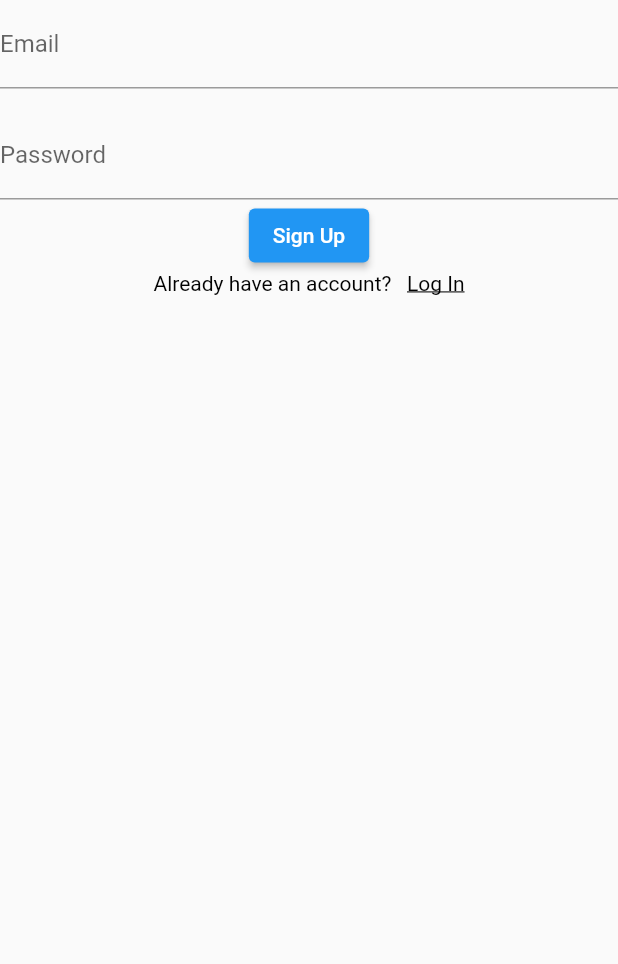
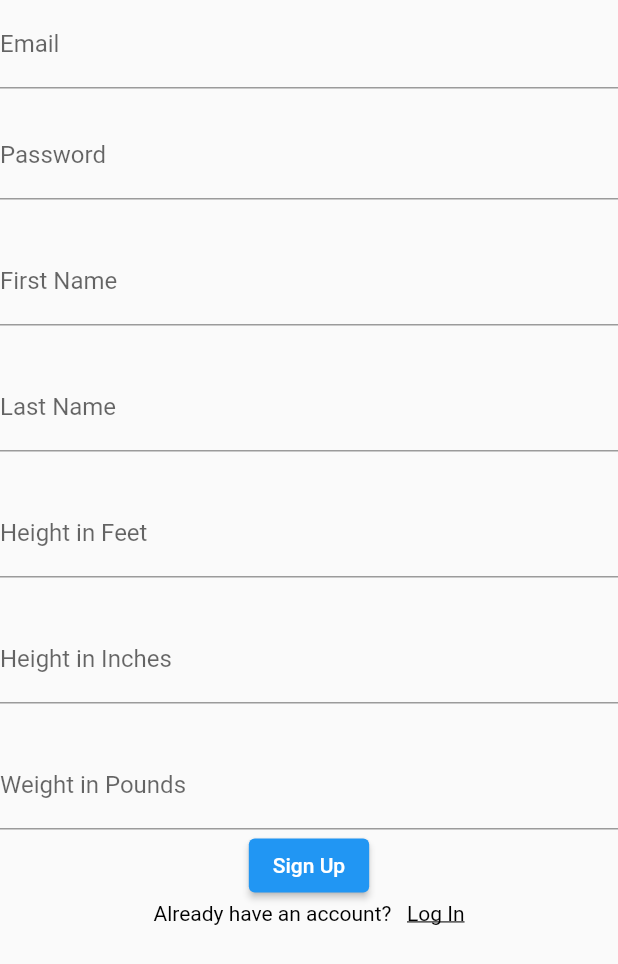
Before and after one commit to Tstrand123/EverydayWellnessCS125, a Flutter app: the SignUpWidget widget shown alone on an empty page, opened directly with empty values, on a phone screen of 412 x 824 dp. Shown: the top 964 px of the screen. Run offline on Flutter 3.47's test engine with Material 2 defaults, Android fonts, the phone set to English and light mode, and no system bars; our stand-ins replace cloud_firestore, email_validator, firebase_auth, firebase_core, flutter_rating_bar; accounts and stored records are empty; network calls fail.

Commit message:
Extended Sign Up page to include height weight names

```diff
--- /dev/null
+++ b/lib/AppClasses.dart
@@ -0,0 +1,36 @@
+class appUser {
+  String userID;
+  String firstName;
+  String lastName;
+  int heightFeet;
+  int heightInches;
+  int weight;
+
+  appUser ({
+    required this.userID,
+    required this.firstName,
+    required this.lastName,
+    required this.heightFeet,
+    required this.heightInches,
+    required this.weight,
+  });
+
+  Map<String, dynamic> toJson() => {
+    'userID': userID,
+    'firstName': firstName,
+    'lastName': lastName,
+    'heightFeet':heightFeet,
+    'heightInches':heightInches,
+    'weight': weight,
+  };
+
+  static appUser fromJson(Map<String,dynamic> json) => appUser(
+    userID: json['userID'],
+    firstName: json['firstName'],
+    lastName: json['lastName'],
+    heightFeet: json['heightFeet'],
+    heightInches: json['heightInches'],
+    weight: json['weight'],
+  );
+
+}
--- a/lib/loginPage.dart
+++ b/lib/loginPage.dart
@@ -1,13 +1,18 @@
 import 'dart:ui';
 
+import 'package:everyday_wellness_cs125/AppClasses.dart';
+import 'package:email_validator/email_validator.dart';
 import 'package:everyday_wellness_cs125/main.dart';
 import 'package:firebase_core/firebase_core.dart';
+import 'package:cloud_firestore/cloud_firestore.dart';
 import 'package:flutter/gestures.dart';
 import 'package:flutter/material.dart';
 import 'package:firebase_auth/firebase_auth.dart';
 
 //Note: Heavily referenced https://www.youtube.com/watch?v=4vKiJZNPhss
 //For setting up the sign in and sign up
+
+//Referenced https://dev.to/wangonya/how-you-turn-a-string-into-a-number-or-vice-versa-with-dart-392h
 
 class LoginWidget extends StatefulWidget {
   final VoidCallback onClickedSignUp;
@@ -120,13 +125,25 @@ class SignUpWidget extends StatefulWidget {
 }
 
 class _SignUpWidgetState extends State<SignUpWidget> {
+  final formKey = GlobalKey<FormState>();
   final emailController = TextEditingController();
   final passwordController = TextEditingController();
+  final firstNameController = TextEditingController();
+  final lastNameController = TextEditingController();
+  final heightFeetController = TextEditingController();
+  final heightInchesController = TextEditingController();
+  final weightController = TextEditingController();
 
   @override
   void dispose() {
     emailController.dispose();
     passwordController.dispose();
+    firstNameController.dispose();
+    lastNameController.dispose();
+    heightFeetController.dispose();
+    heightInchesController.dispose();
+    weightController.dispose();
+
     super.dispose();
   }
 
@@ -134,19 +151,76 @@ class _SignUpWidgetState extends State<SignUpWidget> {
   Widget build(BuildContext context) {
     return SafeArea(
       child: SingleChildScrollView(
+        child: Form(
+          key: formKey,
           child: Column(
             mainAxisAlignment: MainAxisAlignment.center,
             children: [
-            TextField(
+              TextFormField(
                 controller: emailController,
                 textInputAction: TextInputAction.next,
                 decoration: InputDecoration(labelText: 'Email'),
+                validator: (email) => email != null
+                && !EmailValidator.validate(email)
+                ? 'Enter a valid email'
+                : null,
               ),
               SizedBox(height: 15,),
-            TextField(
+              TextFormField(
                 controller: passwordController,
+                textInputAction: TextInputAction.next,
+                decoration: InputDecoration(labelText: 'Password'),
+                validator: (value) => value != null && value.length < 4
+                ? 'Enter at least 4 characters'
+                : null,
+              ),
+              SizedBox(height: 25,),
+              TextFormField(
+                controller: firstNameController,
+                textInputAction: TextInputAction.next,
+                decoration: InputDecoration(labelText: 'First Name'),
+                validator: (value) => value != null && value.isEmpty
+                ? 'Enter a valid name'
+                : null,
+              ),
+              SizedBox(height: 25,),
+              TextFormField(
+                controller: lastNameController,
+                textInputAction: TextInputAction.next,
+                decoration: InputDecoration(labelText: 'Last Name'),
+                validator: (value) => value != null && value.isEmpty
+                    ? 'Enter a valid name'
+                    : null,
+              ),
+              SizedBox(height: 25,),
+              TextFormField(
+                keyboardType: TextInputType.number, //https://stackoverflow.com/questions/49577781/how-to-create-number-input-field-in-flutter
+                controller: heightFeetController,
+                textInputAction: TextInputAction.next,
+                decoration: InputDecoration(labelText: 'Height in Feet'),
+                validator: (value) => value != null && value.isEmpty
+                    ? 'Enter a valid height' //TODO: Rework height and weight validation
+                    : null,
+              ),
+              SizedBox(height: 25,),
+              TextFormField(
+                keyboardType: TextInputType.number, //https://stackoverflow.com/questions/49577781/how-to-create-number-input-field-in-flutter
+                controller: heightInchesController,
+                textInputAction: TextInputAction.next,
+                decoration: InputDecoration(labelText: 'Height in Inches'),
+                validator: (value) => value != null && value.isEmpty
+                    ? 'Enter a valid name'
+                    : null,
+              ),
+              SizedBox(height: 25,),
+              TextFormField(
+                keyboardType: TextInputType.number, //https://stackoverflow.com/questions/49577781/how-to-create-number-input-field-in-flutter
+                controller: weightController,
                 textInputAction: TextInputAction.done,
-              decoration: InputDecoration(labelText: 'Password'),
+                decoration: InputDecoration(labelText: 'Weight in Pounds'),
+                validator: (value) => value != null && value.isEmpty
+                    ? 'Enter a valid name'
+                    : null,
               ),
               ElevatedButton(onPressed: signUp, child: Text('Sign Up')),
               RichText(
@@ -169,10 +243,14 @@ class _SignUpWidgetState extends State<SignUpWidget> {
             ],
           ),
         ),
+      ),
     );
   }
 
   Future signUp() async{
+    final isValid = formKey.currentState!.validate();
+    if (!isValid) return;
+
     showDialog(context: context,
         builder: (context) => Center(child: CircularProgressIndicator(),));
 
@@ -180,6 +258,19 @@ class _SignUpWidgetState extends State<SignUpWidget> {
       await FirebaseAuth.instance.createUserWithEmailAndPassword(
           email: emailController.text.trim(),
           password: passwordController.text.trim());
+
+      final userID = FirebaseAuth.instance.currentUser!.uid;
+      final userUpload = appUser(userID: userID,
+          firstName: firstNameController.text.trim(),
+        lastName: lastNameController.text.trim(),
+        heightFeet: int.parse(heightFeetController.text.trim()),
+        heightInches: int.parse(heightInchesController.text.trim()),
+        weight: int.parse(weightController.text.trim()),
+      );
+
+      final docLocation = FirebaseFirestore.instance.collection('Users').doc(userID);
+      docLocation.set(userUpload.toJson());
+
     } on FirebaseAuthException catch (e) {
       print(e);
     }
--- a/pubspec.yaml
+++ b/pubspec.yaml
@@ -39,6 +39,8 @@ dependencies:
   firebase_core: ^2.10.0
   firebase_auth: ^4.4.2
   flutter_rating_bar: ^4.0.1
+  email_validator: ^2.1.17
+  cloud_firestore: ^4.5.2
 
 dev_dependencies:
   flutter_test:
```
Also changed, not shown: pubspec.lock, 2 other files. Lines whose indentation alone changed are shown as unchanged.
